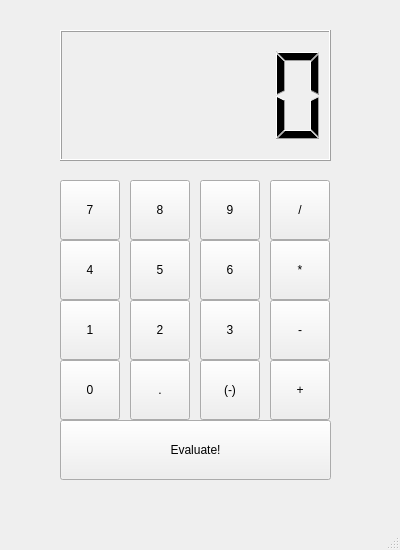
gregbell26/create_project_2021, file ui/create_ui_v1_reva.ui: the form before one commit.
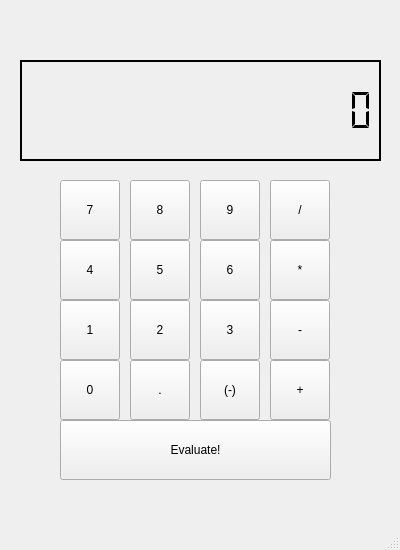
The form after the commit.

Commit message: Started work on UI Controller

The edit to the form file:
```diff
--- a/ui/create_ui_v1_reva.ui
+++ b/ui/create_ui_v1_reva.ui
@@ -16,16 +16,11 @@
   <property name="windowTitle">
    <string>MainWindow</string>
   </property>
+  <property name="autoFillBackground">
+   <bool>true</bool>
+  </property>
   <property name="styleSheet">
-   <string notr="true">QLabel[objectName=&quot;main_window_status&quot; ]{
-	font-weight: 100;
-	
-}
-
-QToolButton {
-	font-weight: 600;
-}
-</string>
+   <string notr="true"/>
   </property>
   <widget class="QWidget" name="centralwidget">
    <widget class="QPushButton" name="buttonArray_op_eval">
@@ -252,12 +247,38 @@
    <widget class="QLCDNumber" name="outputDisplay">
     <property name="geometry">
      <rect>
-      <x>60</x>
-      <y>30</y>
-      <width>271</width>
-      <height>131</height>
+      <x>20</x>
+      <y>60</y>
+      <width>361</width>
+      <height>101</height>
      </rect>
     </property>
+    <property name="font">
+     <font>
+      <pointsize>7</pointsize>
+     </font>
+    </property>
+    <property name="frameShape">
+     <enum>QFrame::Box</enum>
+    </property>
+    <property name="frameShadow">
+     <enum>QFrame::Plain</enum>
+    </property>
+    <property name="lineWidth">
+     <number>2</number>
+    </property>
+    <property name="midLineWidth">
+     <number>0</number>
+    </property>
+    <property name="smallDecimalPoint">
+     <bool>true</bool>
+    </property>
+    <property name="digitCount">
+     <number>14</number>
+    </property>
+    <property name="segmentStyle">
+     <enum>QLCDNumber::Flat</enum>
+    </property>
    </widget>
   </widget>
   <widget class="QMenuBar" name="menubar">
```
The commit also changes 1 other file.
